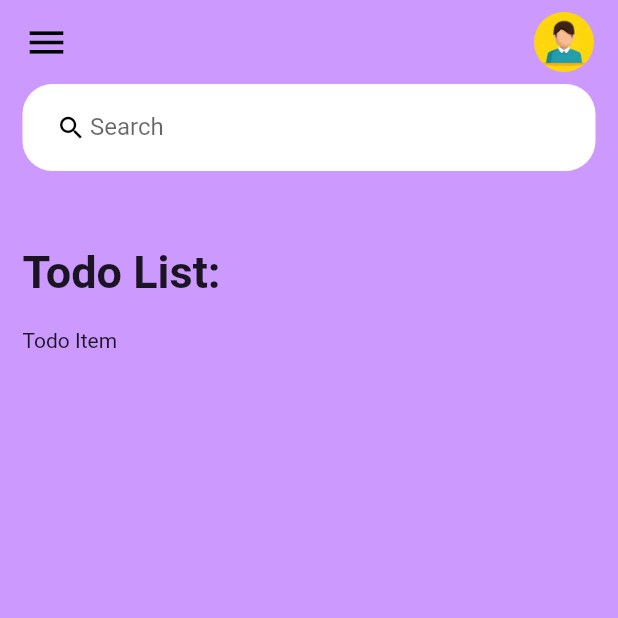
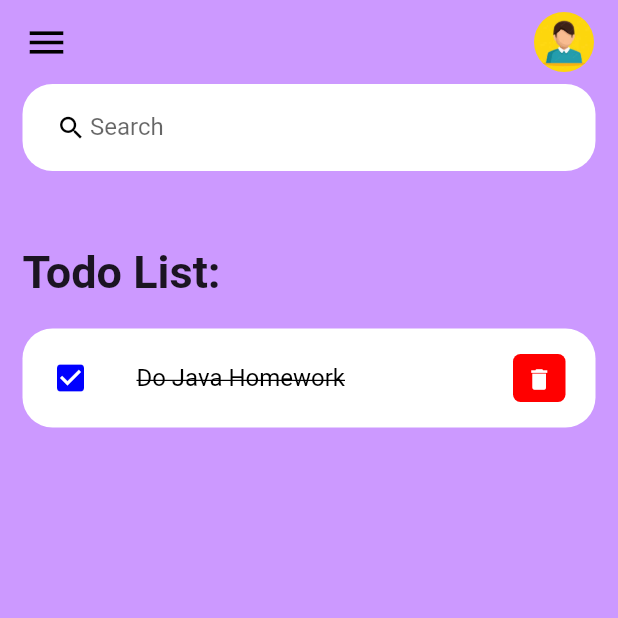
Before and after one commit to AbdurraoufE/todoApp, a Flutter app: the screen it shows after launch, on a phone screen of 412 x 824 dp, the top half of it. Run offline on Flutter 3.47's test engine with Material 2 defaults, Android fonts, the phone set to English and light mode, and no system bars.

Commit message:
added a demo of todo item

```diff
--- a/lib/widgets/todo_item.dart
+++ b/lib/widgets/todo_item.dart
@@ -1,10 +1,48 @@
 import 'package:flutter/material.dart';
+import '../constants/colors.dart';
 
 class TodoItem extends StatelessWidget{
   const TodoItem({Key ? key}) : super(key: key);
 
   @override
   Widget build(BuildContext context){
-    return Container(child: Text("Todo Item"),);
+    return Container(
+      child: ListTile(
+        onTap: () {},
+        shape: RoundedRectangleBorder(
+          borderRadius: BorderRadius.circular(20),
+        ),
+        contentPadding: EdgeInsets.symmetric(horizontal: 20, vertical: 5),
+        tileColor: Colors.white,
+        leading: Icon(
+          Icons.check_box,
+          color: blue,
+          ),
+        title: Text(
+          "Do Java Homework",
+          style: TextStyle(
+            fontSize: 16,
+            color: black,
+            decoration: TextDecoration.lineThrough,
+          ),
+        ),
+        trailing: Container(
+          padding: EdgeInsets.all(0),
+          margin: EdgeInsets.symmetric(vertical: 12 ),
+          height: 35,
+          width: 35,
+          decoration: BoxDecoration(
+            color: red,
+            borderRadius: BorderRadius.circular(5),
+          ),
+          child: IconButton(
+            color: Colors.white,
+            iconSize: 18,
+            icon: Icon(Icons.delete),
+            onPressed: () {},
+          ),
+        ),
+      ),
+    );
   }
 }
```
